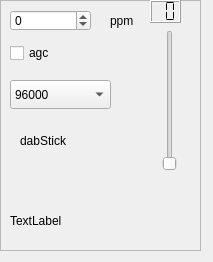
Old version of the form devices/rtlsdr-handler/rtlsdr-widget.ui in the repository JvanKatwijk/swradio-8.
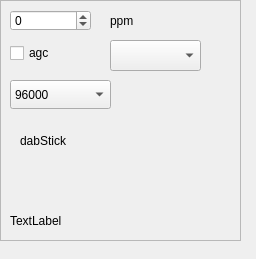
New version of the form.

Commit message: changed gainsetting for rtlsdr

```diff
--- a/devices/rtlsdr-handler/rtlsdr-widget.ui
+++ b/devices/rtlsdr-handler/rtlsdr-widget.ui
@@ -6,8 +6,8 @@
    <rect>
     <x>0</x>
     <y>0</y>
-    <width>213</width>
-    <height>262</height>
+    <width>256</width>
+    <height>259</height>
    </rect>
   </property>
   <property name="windowTitle">
@@ -18,8 +18,8 @@
     <rect>
      <x>0</x>
      <y>0</y>
-     <width>201</width>
-     <height>251</height>
+     <width>241</width>
+     <height>241</height>
     </rect>
    </property>
    <property name="frameShape">
@@ -140,38 +140,6 @@
      <string>agc</string>
     </property>
    </widget>
-   <widget class="QLCDNumber" name="gainDisplay">
-    <property name="geometry">
-     <rect>
-      <x>150</x>
-      <y>0</y>
-      <width>31</width>
-      <height>23</height>
-     </rect>
-    </property>
-    <property name="digitCount">
-     <number>2</number>
-    </property>
-    <property name="segmentStyle">
-     <enum>QLCDNumber::Flat</enum>
-    </property>
-   </widget>
-   <widget class="QSlider" name="gainSlider">
-    <property name="geometry">
-     <rect>
-      <x>160</x>
-      <y>30</y>
-      <width>20</width>
-      <height>141</height>
-     </rect>
-    </property>
-    <property name="toolTip">
-     <string>&lt;html&gt;&lt;head/&gt;&lt;body&gt;&lt;p&gt;Gain slider for the dabstick.&lt;/p&gt;&lt;/body&gt;&lt;/html&gt;</string>
-    </property>
-    <property name="orientation">
-     <enum>Qt::Vertical</enum>
-    </property>
-   </widget>
    <widget class="QLabel" name="deviceName">
     <property name="geometry">
      <rect>
@@ -185,6 +153,16 @@
      <string>TextLabel</string>
     </property>
    </widget>
+   <widget class="QComboBox" name="combo_gain">
+    <property name="geometry">
+     <rect>
+      <x>110</x>
+      <y>40</y>
+      <width>91</width>
+      <height>31</height>
+     </rect>
+    </property>
+   </widget>
   </widget>
  </widget>
  <resources/>
```
The commit also changes 3 other files.
